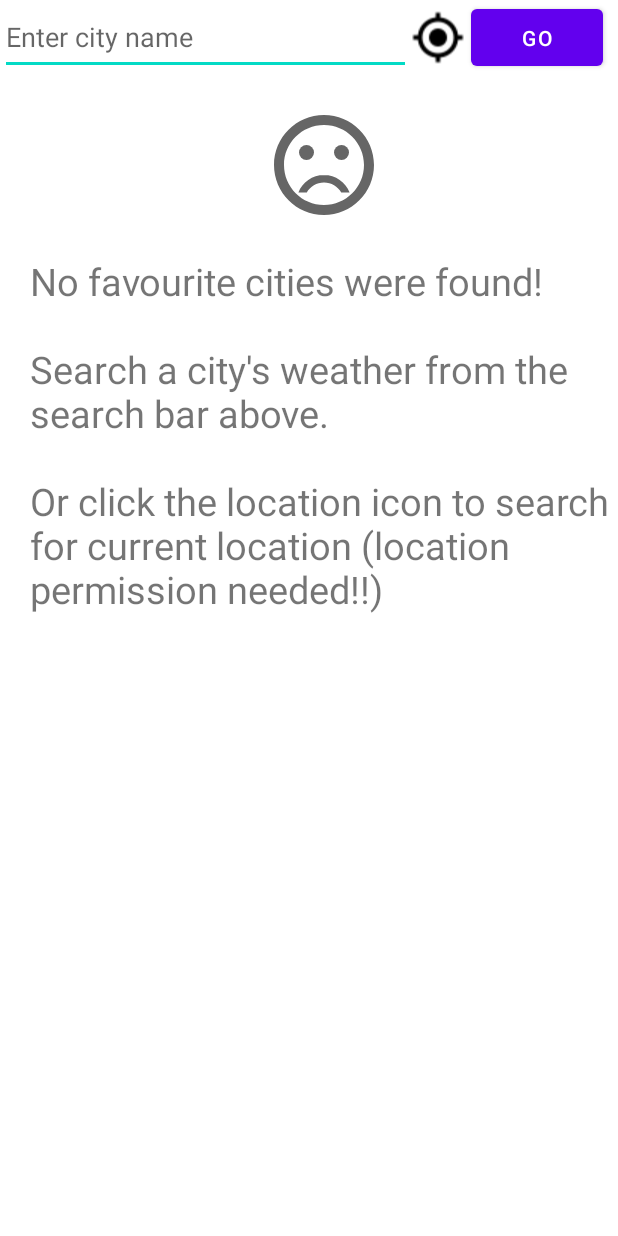
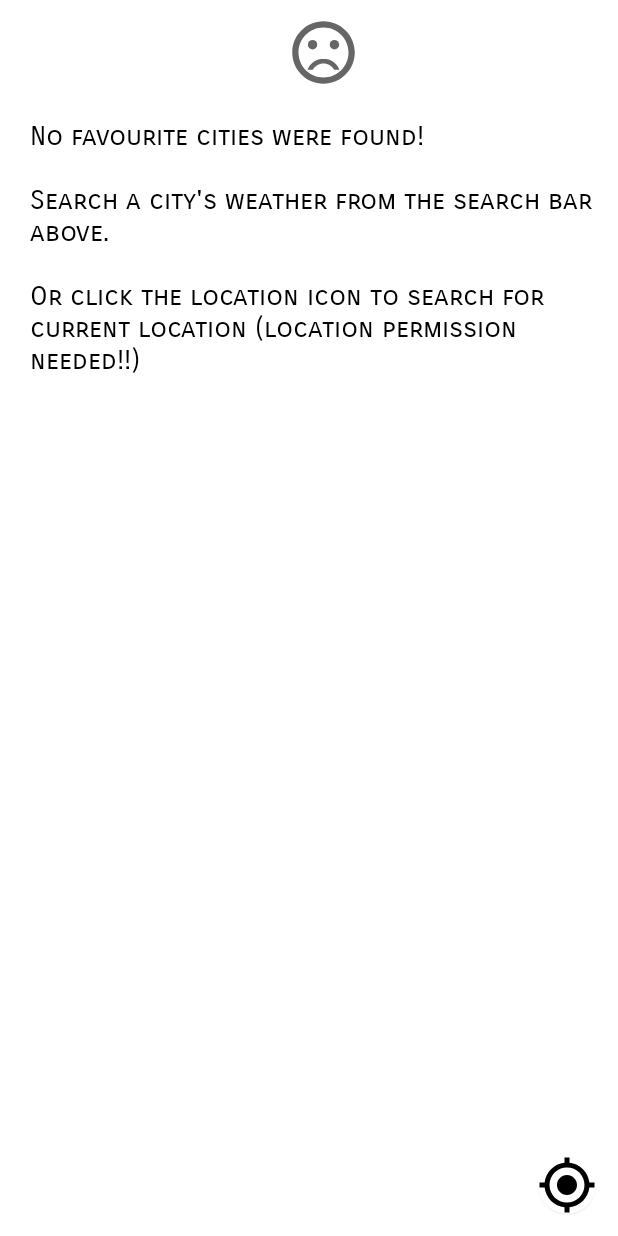
Before and after one commit to amarendra/TheWeatherApp, an Android app: the layout main_fragment.xml on its own in the app's theme, with its tools: preview values and no code run, on a phone screen of 412 x 824 dp. Run offline under Robolectric (Android 15) with nearby library versions, the phone set to English and light mode, and no system bars.

Commit message:
- added search option in action bar - changed gps icon from image to floating button and moved to bottom right

```diff
--- a/app/src/main/java/com/olrep/theweatherapp/ui/main/MainActivity.java
+++ b/app/src/main/java/com/olrep/theweatherapp/ui/main/MainActivity.java
@@ -16,6 +16,8 @@ public class MainActivity extends AppCompatActivity {
         super.onCreate(savedInstanceState);
         setContentView(R.layout.main_activity);
 
+        getSupportActionBar().setTitle(getString(R.string.action_search));
+
         // this hides the soft keypad which was always showing since edit text had focus on launch
         this.getWindow().setSoftInputMode(WindowManager.LayoutParams.SOFT_INPUT_STATE_ALWAYS_HIDDEN);
 
--- /dev/null
+++ b/app/src/main/res/drawable/ic_gps.xml
@@ -0,0 +1,10 @@
+<vector xmlns:android="http://schemas.android.com/apk/res/android"
+    android:width="40dp"
+    android:height="40dp"
+    android:viewportWidth="24"
+    android:viewportHeight="24"
+    android:tint="?attr/colorControlNormal">
+  <path
+      android:fillColor="@android:color/white"
+      android:pathData="M12,8c-2.21,0 -4,1.79 -4,4s1.79,4 4,4 4,-1.79 4,-4 -1.79,-4 -4,-4zM20.94,11c-0.46,-4.17 -3.77,-7.48 -7.94,-7.94L13,1h-2v2.06C6.83,3.52 3.52,6.83 3.06,11L1,11v2h2.06c0.46,4.17 3.77,7.48 7.94,7.94L11,23h2v-2.06c4.17,-0.46 7.48,-3.77 7.94,-7.94L23,13v-2h-2.06zM12,19c-3.87,0 -7,-3.13 -7,-7s3.13,-7 7,-7 7,3.13 7,7 -3.13,7 -7,7z"/>
+</vector>
--- a/app/src/main/res/layout/main_fragment.xml
+++ b/app/src/main/res/layout/main_fragment.xml
@@ -1,5 +1,6 @@
 <?xml version="1.0" encoding="utf-8"?>
-<LinearLayout xmlns:android="http://schemas.android.com/apk/res/android"
+<androidx.constraintlayout.widget.ConstraintLayout xmlns:android="http://schemas.android.com/apk/res/android"
+    xmlns:app="http://schemas.android.com/apk/res-auto"
     xmlns:tools="http://schemas.android.com/tools"
     android:id="@+id/main"
     android:layout_width="match_parent"
@@ -7,62 +8,52 @@
     android:orientation="vertical"
     tools:context=".ui.main.MainFragment">
 
-    <RelativeLayout
-        android:layout_width="match_parent"
-        android:layout_height="50dp"
-        android:layout_marginTop="0dp">
-
-        <EditText
-            android:id="@+id/et_search_city"
-            android:layout_width="match_parent"
-            android:layout_height="match_parent"
-            android:layout_toStartOf="@id/btn_search"
-            android:hint="Enter city name"
-            android:maxLines="1" />
-
-        <ImageView
-            android:id="@+id/iv_gps"
-            android:layout_width="wrap_content"
-            android:layout_height="match_parent"
-            android:layout_toRightOf="@id/et_search_city"
-            android:src="@drawable/gps_icon" />
-
-        <Button
-            android:id="@+id/btn_search"
-            android:layout_width="wrap_content"
-            android:layout_height="match_parent"
-            android:layout_alignParentEnd="true"
-            android:layout_marginLeft="40dp"
-            android:layout_marginRight="10dp"
-            android:text="Go" />
-
-    </RelativeLayout>
+    <com.google.android.material.floatingactionbutton.FloatingActionButton
+        android:id="@+id/fb_gps"
+        android:layout_width="40dp"
+        android:layout_height="40dp"
+        android:layout_marginRight="10dp"
+        android:layout_marginBottom="10dp"
+        android:background="@null"
+        android:contentDescription="TODO"
+        android:elevation="0dp"
+        android:scaleType="fitCenter"
+        android:src="@drawable/ic_gps"
+        app:backgroundTint="@android:color/transparent"
+        app:elevation="0dp"
+        app:fabSize="mini"
+        app:layout_constraintBottom_toBottomOf="parent"
+        app:layout_constraintRight_toRightOf="parent"
+        app:maxImageSize="40dp" />
 
     <RelativeLayout
         android:layout_width="match_parent"
-        android:layout_height="wrap_content">
+        android:layout_height="wrap_content"
+        app:layout_constraintTop_toTopOf="parent">
 
         <LinearLayout
             android:id="@+id/ll_no_favs_or_search"
             android:layout_width="match_parent"
             android:layout_height="wrap_content"
             android:layout_marginStart="20dp"
-            android:layout_marginTop="20dp"
+            android:layout_marginTop="10dp"
             android:gravity="center"
             android:orientation="vertical"
             android:visibility="visible">
 
             <ImageView
-                android:layout_width="80dp"
-                android:layout_height="80dp"
+                android:layout_width="50dp"
+                android:layout_height="50dp"
                 android:src="@drawable/baseline_sentiment_very_dissatisfied" />
 
             <TextView
                 android:layout_width="wrap_content"
                 android:layout_height="wrap_content"
                 android:layout_marginTop="20dp"
+                android:fontFamily="sans-serif-smallcaps"
+                android:textColor="@color/black"
                 android:text="No favourite cities were found!\n\nSearch a city's weather from the search bar above. \n\nOr click the location icon to search for current location (location permission needed!!)"
-                android:textSize="25sp" />
+                android:textSize="18sp" />
         </LinearLayout>
 
         <androidx.recyclerview.widget.RecyclerView
@@ -72,4 +63,4 @@
             android:visibility="gone" />
     </RelativeLayout>
 
-</LinearLayout>
+</androidx.constraintlayout.widget.ConstraintLayout>
--- a/app/src/main/res/values/strings.xml
+++ b/app/src/main/res/values/strings.xml
@@ -1,3 +1,4 @@
 <resources>
     <string name="app_name">TheWeatherApp</string>
+    <string name="action_search">Enter city name</string>
 </resources>
```
Also changed, not shown: app/src/main/java/com/olrep/theweatherapp/ui/main/MainFragment.java (+54 -18 lines), app/src/main/res/menu/menu.xml (added, +11 -0 lines), app/src/main/res/drawable/gps_icon.png (deleted).
